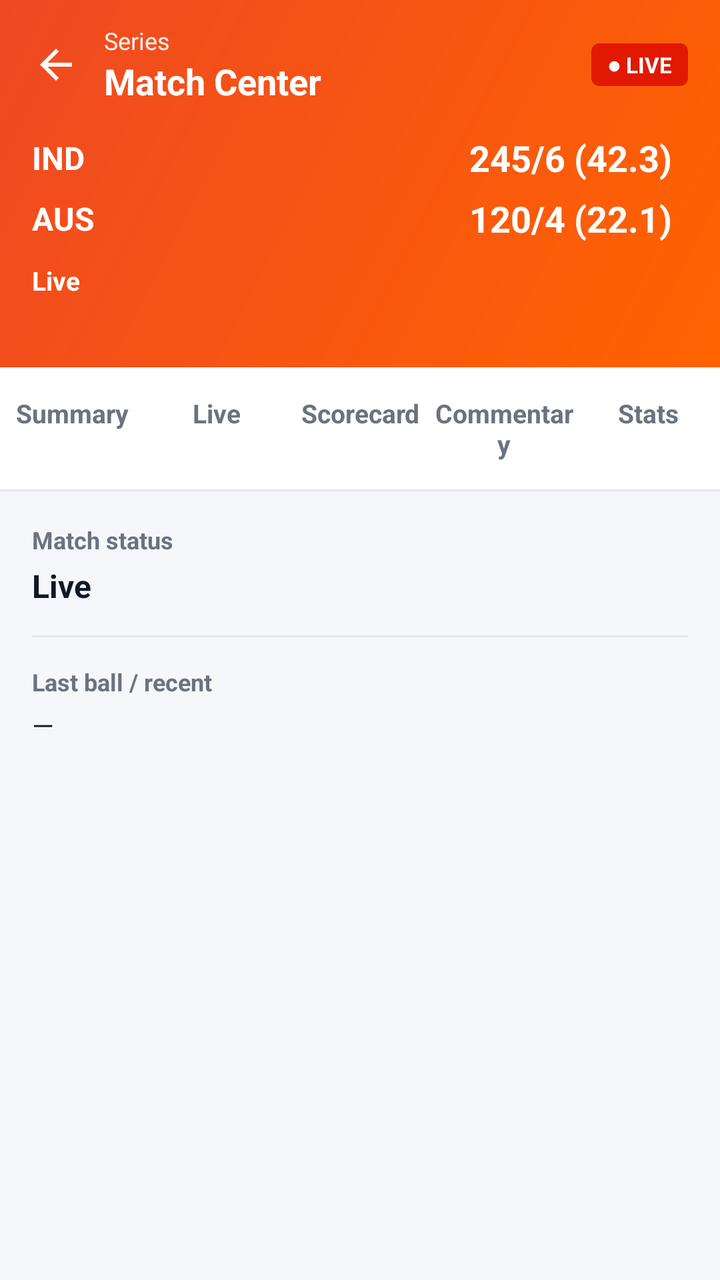
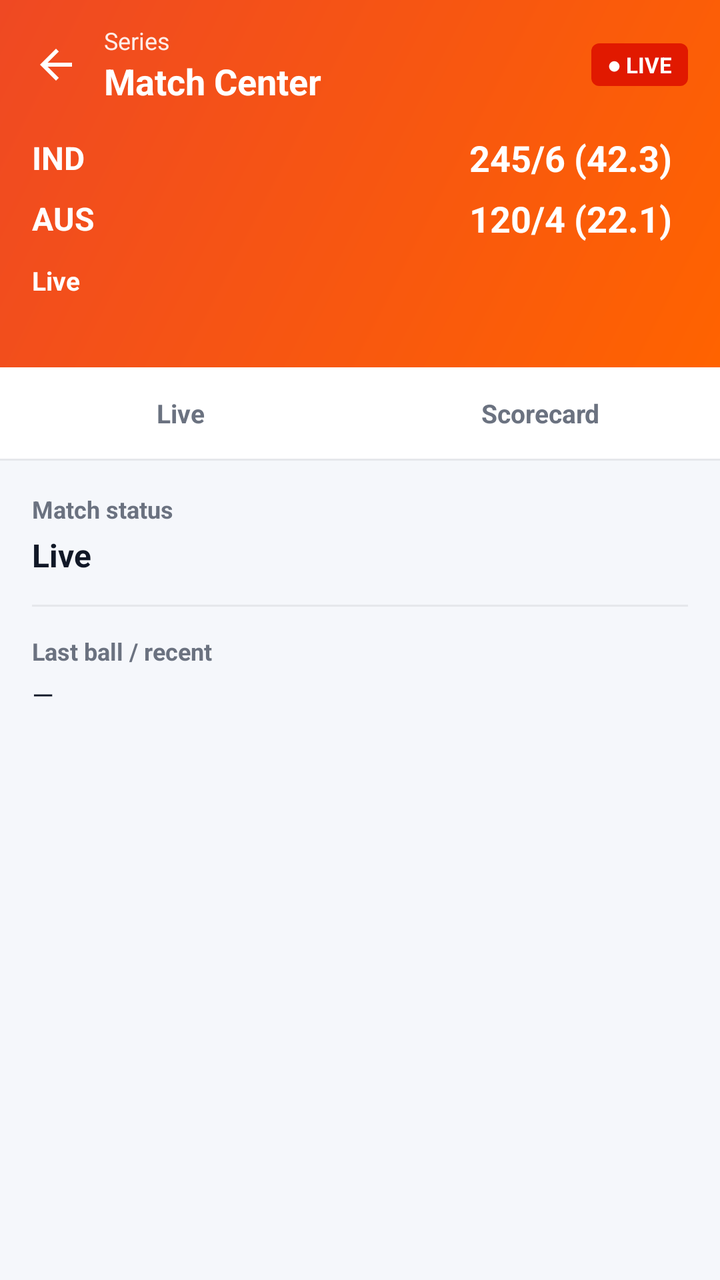

Two renders of the same Android screen: before a commit and after it. Below are the layout's source before the change and the commit's diff.
<!-- AndroidManifest.xml: activity theme AppTheme -->
<!-- res/layout/activity_match_center.xml -->
<?xml version="1.0" encoding="utf-8"?>
<LinearLayout xmlns:android="http://schemas.android.com/apk/res/android"
    android:id="@+id/mc_root"
    android:layout_width="match_parent"
    android:layout_height="match_parent"
    android:orientation="vertical"
    android:background="@color/cmp_surface_alt">

    
    <LinearLayout
        android:id="@+id/mc_header"
        android:layout_width="match_parent"
        android:layout_height="wrap_content"
        android:orientation="vertical"
        android:background="@drawable/bg_cmp_header"
        android:paddingStart="8dp"
        android:paddingEnd="16dp"
        android:paddingTop="12dp"
        android:paddingBottom="18dp">

        <LinearLayout
            android:layout_width="match_parent"
            android:layout_height="wrap_content"
            android:orientation="horizontal"
            android:gravity="center_vertical">

            <ImageView
                android:id="@+id/mc_back"
                android:layout_width="40dp"
                android:layout_height="40dp"
                android:padding="8dp"
                android:contentDescription="Back"
                android:src="@drawable/ic_arrowwhite_back" />

            <LinearLayout
                android:layout_width="0dp"
                android:layout_height="wrap_content"
                android:layout_weight="1"
                android:orientation="vertical"
                android:layout_marginStart="4dp">

                <TextView
                    android:id="@+id/mc_series"
                    android:layout_width="match_parent"
                    android:layout_height="wrap_content"
                    android:maxLines="1"
                    android:ellipsize="end"
                    android:text="Series"
                    android:textColor="#FFFFFF"
                    android:textSize="12sp"
                    android:alpha="0.9" />

                <TextView
                    android:id="@+id/mc_title"
                    android:layout_width="match_parent"
                    android:layout_height="wrap_content"
                    android:maxLines="1"
                    android:ellipsize="end"
                    android:text="Match Center"
                    android:textColor="#FFFFFF"
                    android:textSize="18sp"
                    android:textStyle="bold" />
            </LinearLayout>

            <TextView
                android:id="@+id/mc_live_badge"
                android:layout_width="wrap_content"
                android:layout_height="wrap_content"
                android:background="@drawable/bg_cmp_live_badge"
                android:paddingStart="8dp"
                android:paddingEnd="8dp"
                android:paddingTop="3dp"
                android:paddingBottom="3dp"
                android:text="● LIVE"
                android:textColor="#FFFFFF"
                android:textSize="11sp"
                android:textStyle="bold" />
        </LinearLayout>

        
        <LinearLayout
            android:layout_width="match_parent"
            android:layout_height="wrap_content"
            android:orientation="vertical"
            android:layout_marginTop="14dp"
            android:paddingStart="8dp"
            android:paddingEnd="8dp">

            <LinearLayout
                android:layout_width="match_parent"
                android:layout_height="wrap_content"
                android:orientation="horizontal"
                android:gravity="center_vertical">

                <TextView
                    android:id="@+id/mc_team1_code"
                    android:layout_width="0dp"
                    android:layout_height="wrap_content"
                    android:layout_weight="1"
                    android:maxLines="1"
                    android:ellipsize="end"
                    android:text="IND"
                    android:textColor="#FFFFFF"
                    android:textSize="16sp"
                    android:textStyle="bold" />

                <TextView
                    android:id="@+id/mc_team1_score"
                    android:layout_width="wrap_content"
                    android:layout_height="wrap_content"
                    android:text="245/6 (42.3)"
                    android:textColor="#FFFFFF"
                    android:textSize="18sp"
                    android:textStyle="bold" />
            </LinearLayout>

            <LinearLayout
                android:layout_width="match_parent"
                android:layout_height="wrap_content"
                android:orientation="horizontal"
                android:gravity="center_vertical"
                android:layout_marginTop="6dp">

                <TextView
                    android:id="@+id/mc_team2_code"
                    android:layout_width="0dp"
                    android:layout_height="wrap_content"
                    android:layout_weight="1"
                    android:maxLines="1"
                    android:ellipsize="end"
                    android:text="AUS"
                    android:textColor="#FFFFFF"
                    android:textSize="16sp"
                    android:textStyle="bold" />

                <TextView
                    android:id="@+id/mc_team2_score"
                    android:layout_width="wrap_content"
                    android:layout_height="wrap_content"
                    android:text="120/4 (22.1)"
                    android:textColor="#FFFFFF"
                    android:textSize="18sp"
                    android:textStyle="bold" />
            </LinearLayout>

            <TextView
                android:id="@+id/mc_status"
                android:layout_width="match_parent"
                android:layout_height="wrap_content"
                android:layout_marginTop="10dp"
                android:text="Live"
                android:textColor="#FFFFFF"
                android:textSize="13sp"
                android:textStyle="bold" />

            <TextView
                android:id="@+id/mc_venue"
                android:layout_width="match_parent"
                android:layout_height="wrap_content"
                android:layout_marginTop="2dp"
                android:text=""
                android:textColor="#FFFFFF"
                android:alpha="0.85"
                android:textSize="11sp" />
        </LinearLayout>
    </LinearLayout>

    
    <LinearLayout
        android:layout_width="match_parent"
        android:layout_height="wrap_content"
        android:orientation="horizontal"
        android:background="@color/cmp_surface">

        <TextView
            android:id="@+id/tab_summary"
            style="@style/CmpTab"
            android:text="Summary" />

        <TextView
            android:id="@+id/tab_live"
            style="@style/CmpTab"
            android:text="Live" />

        <TextView
            android:id="@+id/tab_scorecard"
            style="@style/CmpTab"
            android:text="Scorecard" />

        <TextView
            android:id="@+id/tab_commentary"
            style="@style/CmpTab"
            android:text="Commentary" />

        <TextView
            android:id="@+id/tab_stats"
            style="@style/CmpTab"
            android:text="Stats" />
    </LinearLayout>

    <View
        android:layout_width="match_parent"
        android:layout_height="1dp"
        android:background="@color/cmp_border" />

    <ScrollView
        android:id="@+id/mc_scroll"
        android:layout_width="match_parent"
        android:layout_height="0dp"
        android:layout_weight="1"
        android:clipToPadding="false"
        android:fillViewport="true">

        <FrameLayout
            android:layout_width="match_parent"
            android:layout_height="wrap_content"
            android:padding="16dp">

            
            <LinearLayout
                android:id="@+id/content_summary"
                android:layout_width="match_parent"
                android:layout_height="wrap_content"
                android:orientation="vertical"
                android:visibility="gone" />

            
            <LinearLayout
                android:id="@+id/content_live"
                android:layout_width="match_parent"
                android:layout_height="wrap_content"
                android:orientation="vertical">

                <TextView
                    android:layout_width="wrap_content"
                    android:layout_height="wrap_content"
                    android:text="Match status"
                    android:textColor="@color/cmp_text_secondary"
                    android:textSize="12sp"
                    android:textStyle="bold" />

                <TextView
                    android:id="@+id/live_status_text"
                    android:layout_width="match_parent"
                    android:layout_height="wrap_content"
                    android:layout_marginTop="4dp"
                    android:text="Live"
                    android:textColor="@color/cmp_text_primary"
                    android:textSize="16sp"
                    android:textStyle="bold" />

                <View
                    android:layout_width="match_parent"
                    android:layout_height="1dp"
                    android:layout_marginTop="14dp"
                    android:layout_marginBottom="14dp"
                    android:background="@color/cmp_border" />

                <TextView
                    android:layout_width="wrap_content"
                    android:layout_height="wrap_content"
                    android:text="Last ball / recent"
                    android:textColor="@color/cmp_text_secondary"
                    android:textSize="12sp"
                    android:textStyle="bold" />

                <TextView
                    android:id="@+id/live_last_ball"
                    android:layout_width="match_parent"
                    android:layout_height="wrap_content"
                    android:layout_marginTop="4dp"
                    android:text="—"
                    android:textColor="@color/cmp_text_primary"
                    android:textSize="14sp" />

                <TextView
                    android:id="@+id/live_result"
                    android:layout_width="match_parent"
                    android:layout_height="wrap_content"
                    android:layout_marginTop="14dp"
                    android:text=""
                    android:textColor="@color/cmp_brand_orange"
                    android:textSize="14sp"
                    android:textStyle="bold"
                    android:visibility="gone" />

                
                <LinearLayout
                    android:id="@+id/live_dynamic"
                    android:layout_width="match_parent"
                    android:layout_height="wrap_content"
                    android:orientation="vertical"
                    android:layout_marginTop="4dp" />
            </LinearLayout>

            
            <LinearLayout
                android:id="@+id/content_scorecard"
                android:layout_width="match_parent"
                android:layout_height="wrap_content"
                android:orientation="vertical"
                android:visibility="gone" />

            
            <LinearLayout
                android:id="@+id/content_commentary"
                android:layout_width="match_parent"
                android:layout_height="wrap_content"
                android:orientation="vertical"
                android:visibility="gone" />

            
            <LinearLayout
                android:id="@+id/content_stats"
                android:layout_width="match_parent"
                android:layout_height="wrap_content"
                android:orientation="vertical"
                android:visibility="gone" />

            
            <LinearLayout
                android:id="@+id/content_placeholder"
                android:layout_width="match_parent"
                android:layout_height="wrap_content"
                android:orientation="vertical"
                android:gravity="center_horizontal"
                android:paddingTop="48dp"
                android:visibility="gone">

                <ImageView
                    android:layout_width="48dp"
                    android:layout_height="48dp"
                    android:alpha="0.5"
                    android:src="@drawable/ic_cmp_expand"
                    android:tint="@color/cmp_text_secondary" />

                <TextView
                    android:id="@+id/placeholder_title"
                    android:layout_width="wrap_content"
                    android:layout_height="wrap_content"
                    android:layout_marginTop="12dp"
                    android:text="Scorecard"
                    android:textColor="@color/cmp_text_primary"
                    android:textSize="16sp"
                    android:textStyle="bold" />

                <TextView
                    android:id="@+id/placeholder_message"
                    android:layout_width="match_parent"
                    android:layout_height="wrap_content"
                    android:layout_marginTop="6dp"
                    android:gravity="center"
                    android:text="Detailed data will appear here once available for this match."
                    android:textColor="@color/cmp_text_secondary"
                    android:textSize="13sp" />
            </LinearLayout>
        </FrameLayout>
    </ScrollView>
</LinearLayout>
<!-- resources referenced by this layout -->
<resources>
  <color name="cmp_border">#E5E7EB</color>
  <color name="cmp_brand_orange">#EF4923</color>
  <color name="cmp_surface">#FFFFFF</color>
  <color name="cmp_surface_alt">#F5F7FB</color>
  <color name="cmp_text_primary">#111827</color>
  <color name="cmp_text_secondary">#6B7280</color>
  <!-- drawable bg_cmp_header (drawable) -->
  <?xml version="1.0" encoding="utf-8"?>
  <shape xmlns:android="http://schemas.android.com/apk/res/android" android:shape="rectangle">
      <gradient
          android:startColor="@color/cmp_brand_orange"
          android:endColor="@color/cmp_brand_orange_2"
          android:angle="315" />
  </shape>
  <!-- drawable bg_cmp_live_badge (drawable) -->
  <?xml version="1.0" encoding="utf-8"?>
  <shape xmlns:android="http://schemas.android.com/apk/res/android" android:shape="rectangle">
      <solid android:color="@color/cmp_live_red" />
      <corners android:radius="4dp" />
  </shape>
  <!-- drawable ic_arrowwhite_back (drawable) -->
  <vector android:height="24dp" android:tint="#FFFFFF"
      android:viewportHeight="24.0" android:viewportWidth="24.0"
      android:width="24dp" xmlns:android="http://schemas.android.com/apk/res/android">
      <path android:fillColor="#FFFFFF" android:pathData="M20,11H7.83l5.59,-5.59L12,4l-8,8 8,8 1.41,-1.41L7.83,13H20v-2z"/>
  </vector>
  <!-- drawable ic_cmp_expand (drawable) -->
  <vector xmlns:android="http://schemas.android.com/apk/res/android"
      android:width="20dp"
      android:height="20dp"
      android:viewportWidth="24"
      android:viewportHeight="24"
      android:tint="#FFFFFF">
      <path
          android:fillColor="#FFFFFF"
          android:pathData="M7,14L5,14v5h5v-2L7,17v-3zM5,10h2L7,7h3L10,5L5,5v5zM17,17h-3v2h5v-5h-2v3zM14,5v2h3v3h2L19,5h-5z" />
  </vector>
  <style name="CmpTab">
          <item name="android:layout_width">0dp</item>
          <item name="android:layout_height">wrap_content</item>
          <item name="android:layout_weight">1</item>
          <item name="android:gravity">center</item>
          <item name="android:paddingTop">14dp</item>
          <item name="android:paddingBottom">14dp</item>
          <item name="android:textSize">13sp</item>
          <item name="android:textStyle">bold</item>
          <item name="android:textColor">@color/cmp_text_secondary</item>
          <item name="android:background">?attr/selectableItemBackground</item>
      </style>
  <style name="AppTheme" parent="Theme.AppCompat.DayNight.NoActionBar">
  
          <item name="android:forceDarkAllowed">false</item>
  
          v
          <item name="colorPrimary">@color/brand_orange</item>
          <item name="colorPrimaryDark">@color/brand_orange</item>
          <item name="colorAccent">@color/brand_orange</item>
          <item name="android:windowContentTransitions">true</item>
          <item name="android:windowBackground">@color/whitewithblack</item>
          <item name="android:textColorPrimary">@color/text_color_primary</item>
          <item name="android:textColorSecondary">@color/colorTextSecondary</item>
          <item name="android:textColorHint">@color/whitesren</item>
          <item name="colorControlNormal">@color/colorTextSecondary</item>
          <item name="colorControlActivated">@color/brand_orange</item>
  
      </style>
  <color name="cmp_brand_orange_2">#FF6300</color>
  <color name="cmp_live_red">#E11900</color>
  <color name="brand_orange">#EF4923</color>
  <color name="whitewithblack">#FFFFFF</color>
  <color name="text_color_primary">#000000</color>
  <color name="colorTextSecondary">#656565</color>
  <color name="whitesren">#E4E4E4</color>
</resources>

<!-- the commit's change to res/layout/activity_match_center.xml (unified diff, before → after) -->
@@ -173,11 +173,6 @@
         android:background="@color/cmp_surface">
 
         <TextView
-            android:id="@+id/tab_summary"
-            style="@style/CmpTab"
-            android:text="Summary" />
-
-        <TextView
             android:id="@+id/tab_live"
             style="@style/CmpTab"
             android:text="Live" />
@@ -186,16 +181,6 @@
             android:id="@+id/tab_scorecard"
             style="@style/CmpTab"
             android:text="Scorecard" />
-
-        <TextView
-            android:id="@+id/tab_commentary"
-            style="@style/CmpTab"
-            android:text="Commentary" />
-
-        <TextView
-            android:id="@+id/tab_stats"
-            style="@style/CmpTab"
-            android:text="Stats" />
     </LinearLayout>
 
     <View
@@ -218,14 +203,6 @@
 
             
             <LinearLayout
-                android:id="@+id/content_summary"
-                android:layout_width="match_parent"
-                android:layout_height="wrap_content"
-                android:orientation="vertical"
-                android:visibility="gone" />
-
-            
-            <LinearLayout
                 android:id="@+id/content_live"
                 android:layout_width="match_parent"
                 android:layout_height="wrap_content"
@@ -303,22 +280,6 @@
 
             
             <LinearLayout
-                android:id="@+id/content_commentary"
-                android:layout_width="match_parent"
-                android:layout_height="wrap_content"
-                android:orientation="vertical"
-                android:visibility="gone" />
-
-            
-            <LinearLayout
-                android:id="@+id/content_stats"
-                android:layout_width="match_parent"
-                android:layout_height="wrap_content"
-                android:orientation="vertical"
-                android:visibility="gone" />
-
-            
-            <LinearLayout
                 android:id="@+id/content_placeholder"
                 android:layout_width="match_parent"
                 android:layout_height="wrap_content"
